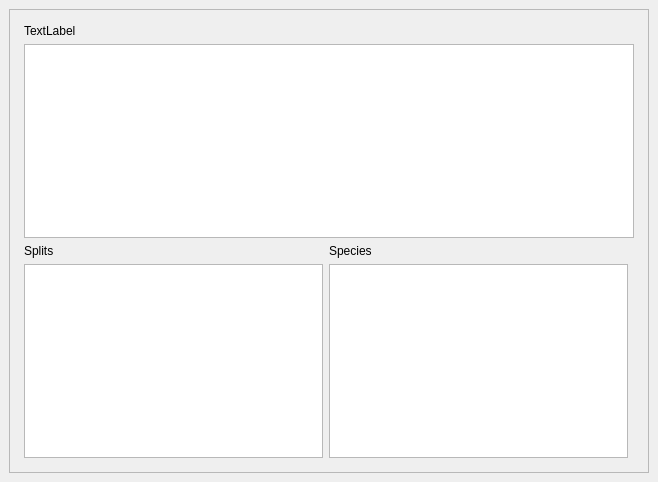
benjalon/Split-Network-Interpreter, file UI_Templates/msaView.ui: the form before one commit.
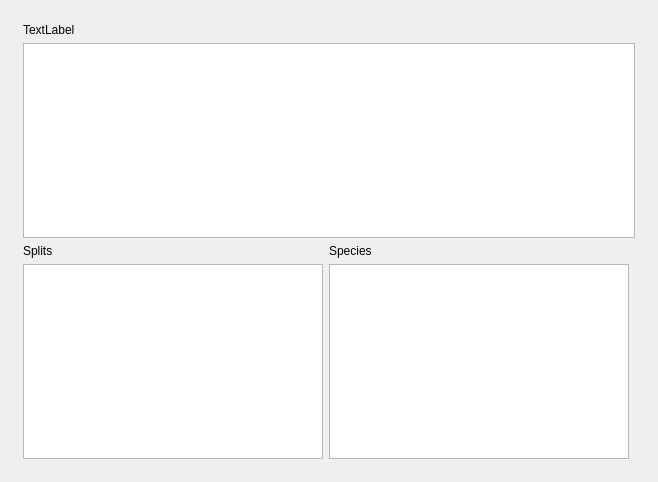
The form after the commit.

```diff
--- a/UI_Templates/msaView.ui
+++ b/UI_Templates/msaView.ui
@@ -18,7 +18,7 @@
     <item>
      <widget class="QFrame" name="frame">
       <property name="frameShape">
-       <enum>QFrame::StyledPanel</enum>
+       <enum>QFrame::NoFrame</enum>
       </property>
       <property name="frameShadow">
        <enum>QFrame::Raised</enum>
```
